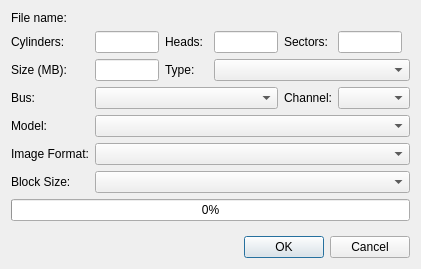
This is src/qt/qt_harddiskdialog.ui in 86Box/86Box as Qt 5 draws it before an edit. The edited form follows.
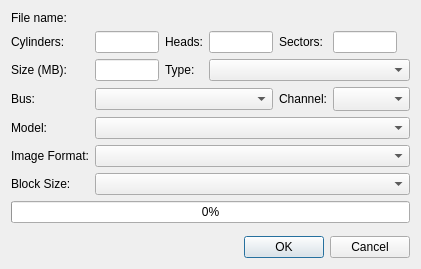
This is the edited form. Custom widgets are drawn as their Qt base class.

Patch:
```diff
--- a/src/qt/qt_harddiskdialog.ui
+++ b/src/qt/qt_harddiskdialog.ui
@@ -178,7 +178,10 @@
    <item row="3" column="5">
     <widget class="QComboBox" name="comboBoxChannel">
      <property name="sizeAdjustPolicy">
-      <enum>QComboBox::AdjustToContents</enum>
+      <enum>QComboBox::AdjustToMinimumContentsLengthWithIcon</enum>
+     </property>
+     <property name="minimumContentsLength">
+      <number>20</number>
      </property>
      <property name="maxVisibleItems">
       <number>30</number>
```
